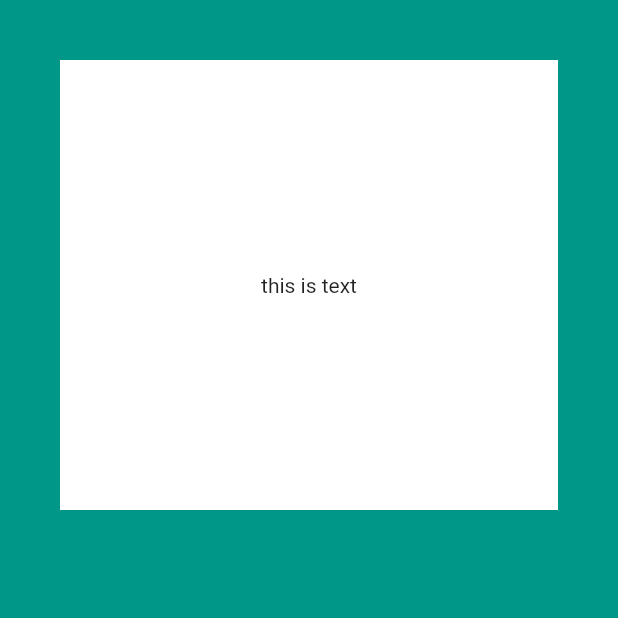
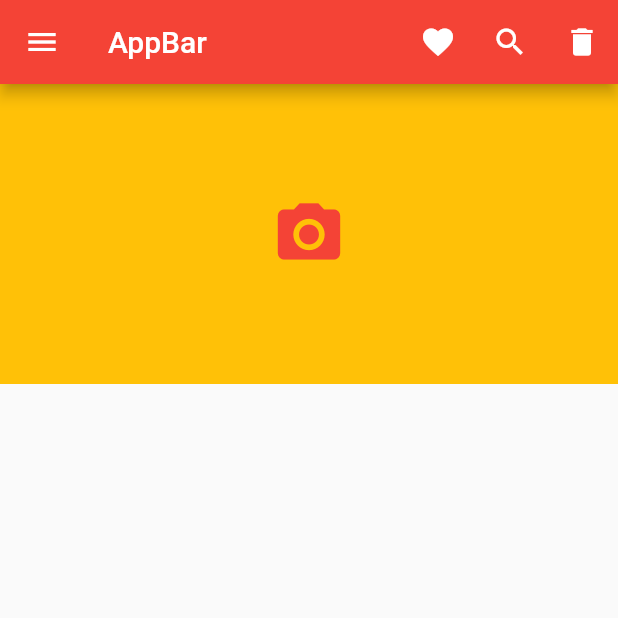
Before and after one commit to LeopoldoIII/myanime_card, a Flutter app: the screen it shows after launch, on a phone screen of 412 x 824 dp, the top half of it. Run offline on Flutter 3.47's test engine with Material 2 defaults, Android fonts, the phone set to English and light mode, and no system bars.

Commit message:
Icons example navBar

```diff
--- a/lib/main.dart
+++ b/lib/main.dart
@@ -11,15 +11,33 @@ class MyApp extends StatelessWidget {
   Widget build(BuildContext context) {
     return MaterialApp(
       home: Scaffold(
-        backgroundColor: Colors.teal,
-        body: SafeArea(
-          child: Container(
-            alignment: Alignment.center,
-            margin: EdgeInsets.all(40.0),
-            height: 300.0,
-            width: 400.0,
-            color: Colors.white,
-            child: const Text('this is text'),
+        appBar: AppBar(
+          title: const Text('AppBar'),
+          backgroundColor: Colors.red,
+          leading: const Icon(Icons.menu),
+          actions: <Widget>[
+            IconButton(
+              icon: const Icon(Icons.favorite),
+              onPressed: () {},
+            ),
+            IconButton(
+              icon: const Icon(Icons.search),
+              onPressed: () {},
+            ),
+            IconButton(
+              icon: const Icon(Icons.delete),
+              onPressed: () {},
+            ),
+          ],
+        ),
+        body: Container(
+          height: 200.0,
+          width: 600.0,
+          color: Colors.amber,
+          child: const Icon(
+            Icons.camera_alt,
+            size: 50.0,
+            color: Colors.red,
           ),
         ),
       ),
```
